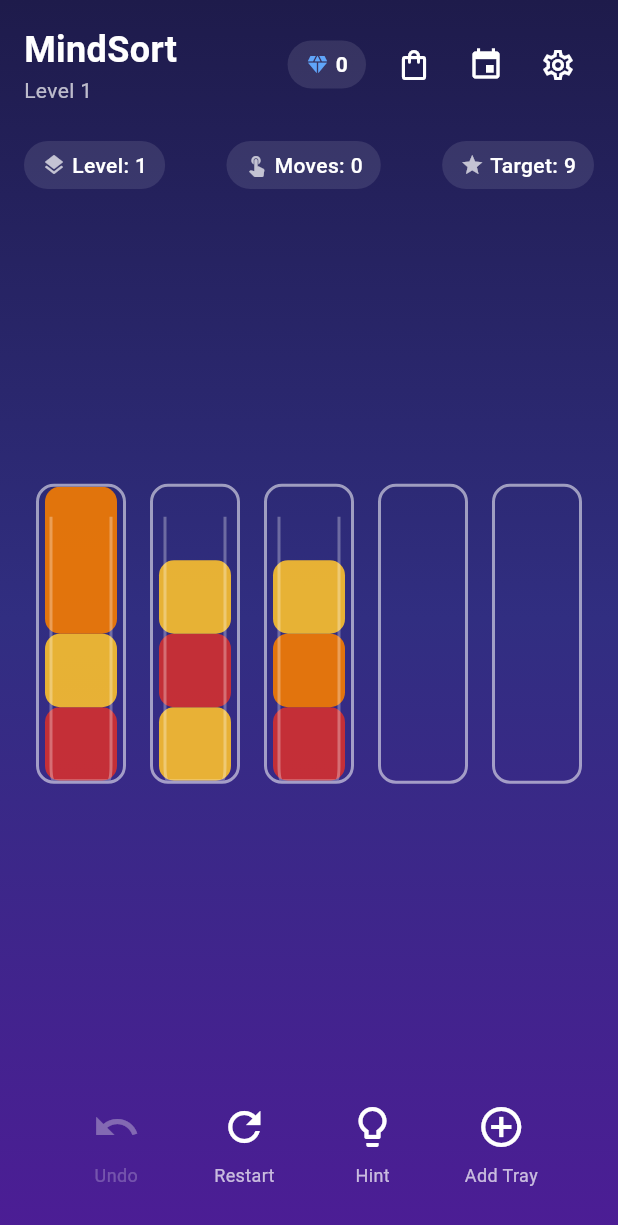
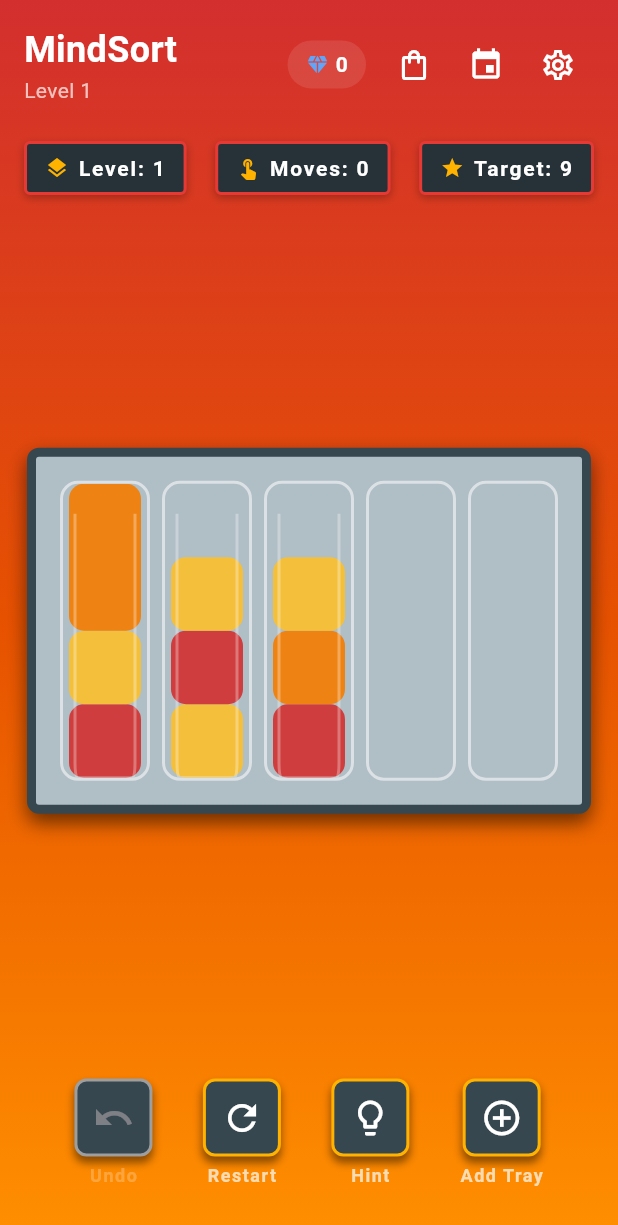
Before and after one commit to sgardoll/amazing-addictive-game, a Flutter app: the screen it shows after launch, on a phone screen of 412 x 824 dp. Shown: the top 1225 px of the screen. Run offline on Flutter 3.47's test engine with Material 3 defaults, Android fonts, the phone set to English and light mode, and no system bars; our stand-ins replace confetti, flutter_riverpod, shared_preferences; missing offline and left inert: purchases_flutter.

Commit message:
feat(01-02): update thematic theme and board visuals
- Changed seed color to fast-food red
- Changed background gradient to industrial grey/dark
- Styled GameBoard to look like a stainless steel tray station
- Updated HUD chips and bottom controls to have rigid, industrial styling

```diff
--- a/lib/features/game/widgets/game_board.dart
+++ b/lib/features/game/widgets/game_board.dart
@@ -20,11 +20,27 @@ class GameBoard extends ConsumerWidget {
     }
 
     return Center(
-      child: Padding(
+      child: Container(
+        margin: const EdgeInsets.symmetric(horizontal: 12),
         padding: const EdgeInsets.all(16),
+        decoration: BoxDecoration(
+          color: const Color(0xFFB0BEC5), // Steel-like background
+          border: Border.all(
+            color: const Color(0xFF37474F),
+            width: 6,
+          ), // Rigid, dark border
+          borderRadius: BorderRadius.circular(8),
+          boxShadow: const [
+            BoxShadow(
+              color: Colors.black54,
+              blurRadius: 10,
+              offset: Offset(0, 6),
+            ),
+          ],
+        ),
         child: Wrap(
-          spacing: 16,
-          runSpacing: 24,
+          spacing: 8, // Tighter spacing for cluttered feel
+          runSpacing: 12,
           alignment: WrapAlignment.center,
           children: List.generate(trays.length, (index) {
             final tray = trays[index];
@@ -91,20 +107,32 @@ class GameHUD extends ConsumerWidget {
     return Container(
       padding: const EdgeInsets.symmetric(horizontal: 12, vertical: 6),
       decoration: BoxDecoration(
-        color: Colors.white.withOpacity(0.1),
-        borderRadius: BorderRadius.circular(20),
+        color: const Color(0xFF263238), // Dark industrial grey
+        border: Border.all(
+          color: const Color(0xFFE53935),
+          width: 2,
+        ), // Urgent red border
+        borderRadius: BorderRadius.circular(4), // Rigid corners
+        boxShadow: const [
+          BoxShadow(color: Colors.black26, offset: Offset(0, 2), blurRadius: 4),
+        ],
       ),
       child: Row(
         mainAxisSize: MainAxisSize.min,
         children: [
-          Icon(icon, size: 16, color: Colors.white70),
-          const SizedBox(width: 4),
+          Icon(
+            icon,
+            size: 16,
+            color: const Color(0xFFFFB300),
+          ), // Warning yellow icons
+          const SizedBox(width: 6),
           Text(
             '$label: $value',
             style: const TextStyle(
               color: Colors.white,
               fontSize: 14,
-              fontWeight: FontWeight.w500,
+              fontWeight: FontWeight.bold,
+              letterSpacing: 1.2, // Digital feel
             ),
           ),
         ],
@@ -186,17 +214,39 @@ class GameControls extends ConsumerWidget {
     return Column(
       mainAxisSize: MainAxisSize.min,
       children: [
-        IconButton(
-          icon: Icon(icon),
-          onPressed: onPressed,
-          iconSize: 32,
-          color: onPressed != null ? Colors.white : Colors.white38,
+        Container(
+          decoration: BoxDecoration(
+            color: const Color(0xFF37474F), // Industrial grey button
+            border: Border.all(
+              color: onPressed != null
+                  ? const Color(0xFFFFB300)
+                  : Colors.grey, // Warning yellow if active
+              width: 2,
+            ),
+            borderRadius: BorderRadius.circular(8),
+            boxShadow: const [
+              BoxShadow(
+                color: Colors.black45,
+                offset: Offset(0, 4),
+                blurRadius: 4,
+              ),
+            ],
+          ),
+          child: IconButton(
+            icon: Icon(icon),
+            onPressed: onPressed,
+            iconSize: 28,
+            color: onPressed != null ? Colors.white : Colors.white38,
+          ),
         ),
+        const SizedBox(height: 4),
         Text(
           label,
           style: TextStyle(
             color: onPressed != null ? Colors.white70 : Colors.white24,
             fontSize: 12,
+            fontWeight: FontWeight.bold,
+            letterSpacing: 1.0,
           ),
         ),
       ],
--- a/lib/main.dart
+++ b/lib/main.dart
@@ -24,7 +24,7 @@ class MindSortApp extends ConsumerWidget {
       debugShowCheckedModeBanner: false,
       theme: ThemeData(
         colorScheme: ColorScheme.fromSeed(
-          seedColor: const Color(0xFF6366F1),
+          seedColor: const Color(0xFFE53935),
           brightness: settings.darkMode ? Brightness.dark : Brightness.light,
         ),
         useMaterial3: true,
@@ -104,9 +104,9 @@ class _GameScreenState extends ConsumerState<GameScreen> {
                 begin: Alignment.topCenter,
                 end: Alignment.bottomCenter,
                 colors: [
-                  Color(0xFF1E1B4B),
-                  Color(0xFF312E81),
-                  Color(0xFF4C1D95),
+                  Color(0xFFD32F2F),
+                  Color(0xFFE65100),
+                  Color(0xFFFF8F00),
                 ],
               ),
             ),
@@ -204,7 +204,7 @@ class _GameScreenState extends ConsumerState<GameScreen> {
   void _openSettings(BuildContext context) {
     showModalBottomSheet<void>(
       context: context,
-      backgroundColor: const Color(0xFF1F1B4B),
+      backgroundColor: const Color(0xFF37474F),
       builder: (context) {
         return Consumer(
           builder: (context, ref, _) {
@@ -261,7 +261,7 @@ class _GameScreenState extends ConsumerState<GameScreen> {
   void _openDailyRewards(BuildContext context) {
     showModalBottomSheet<void>(
       context: context,
-      backgroundColor: const Color(0xFF1F1B4B),
+      backgroundColor: const Color(0xFF37474F),
       builder: (context) {
         return Consumer(
           builder: (context, ref, _) {
@@ -321,7 +321,7 @@ class _GameScreenState extends ConsumerState<GameScreen> {
     return Container(
       padding: const EdgeInsets.symmetric(horizontal: 12, vertical: 6),
       decoration: BoxDecoration(
-        color: Colors.white.withOpacity(0.1),
+        color: Colors.white.withAlpha(26),
         borderRadius: BorderRadius.circular(20),
       ),
       child: Row(
@@ -344,7 +344,7 @@ class _GameScreenState extends ConsumerState<GameScreen> {
   void _openShop(BuildContext context) {
     showModalBottomSheet<void>(
       context: context,
-      backgroundColor: const Color(0xFF1F1B4B),
+      backgroundColor: const Color(0xFF37474F),
       builder: (context) {
         return Consumer(
           builder: (context, ref, _) {
@@ -498,7 +498,7 @@ class _GameScreenState extends ConsumerState<GameScreen> {
           child: Column(
             mainAxisSize: MainAxisSize.min,
             children: [
-              const Icon(Icons.celebration, size: 64, color: Color(0xFF6366F1)),
+              const Icon(Icons.celebration, size: 64, color: Color(0xFFE53935)),
               const SizedBox(height: 16),
               const Text(
                 'Harmony Restored!',
@@ -530,7 +530,7 @@ class _GameScreenState extends ConsumerState<GameScreen> {
                       ref.read(gameControllerProvider.notifier).nextLevel();
                     },
                     style: ElevatedButton.styleFrom(
-                      backgroundColor: const Color(0xFF6366F1),
+                      backgroundColor: const Color(0xFFE53935),
                       foregroundColor: Colors.white,
                     ),
                     child: const Text('Next Level'),
```
